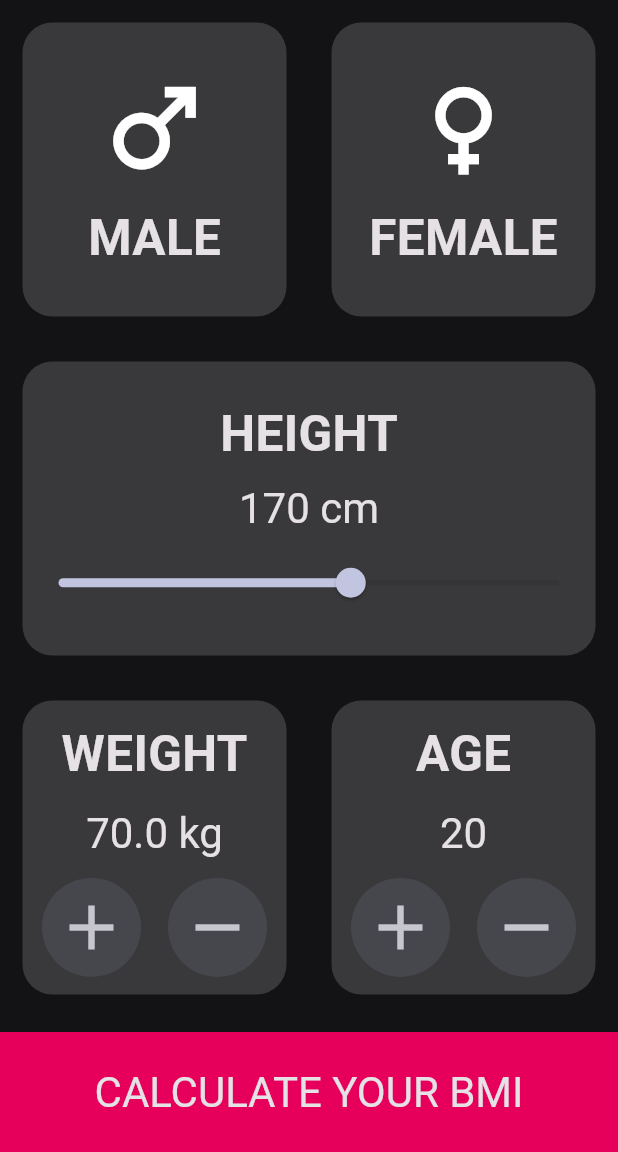
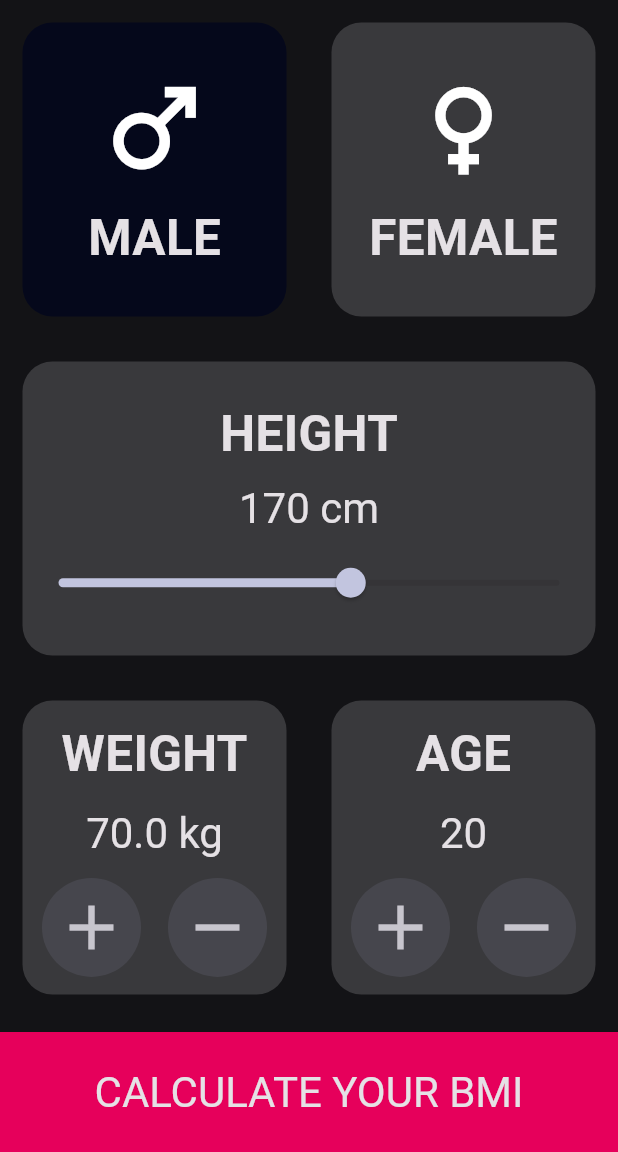
Before and after one commit to SergiuDornea/BMI-calculator, a Flutter app: the screen it shows after launch, after a tap on "MALE", on a phone screen of 412 x 824 dp, the part 84-1236 px from its top. Run offline on Flutter 3.47's test engine with Material 3 defaults, Android fonts, the phone set to English and light mode, and no system bars; our stand-ins replace google_fonts; Roboto replaces fonts that are missing (Abel, Aboreto).

Commit message:
select gender

```diff
--- a/lib/input_page.dart
+++ b/lib/input_page.dart
@@ -17,6 +17,15 @@ class _InputPageState extends State<InputPage> {
   double height = 170;
   double weight = 70;
   int age = 20;
+  bool selectedMale = true;
+
+  Color updateColor(bool selectedGender) {
+    if (selectedGender == selectedMale) {
+      return Theme.of(context).colorScheme.primaryContainer;
+    } else {
+      return Theme.of(context).colorScheme.surfaceBright;
+    }
+  }
 
   @override
   Widget build(BuildContext context) {
@@ -32,8 +41,13 @@ class _InputPageState extends State<InputPage> {
               children: [
                 Expanded(
                   child: GestureDetector(
-                    onTap: () {},
-                    child: const MyContainer(
+                    onTap: () {
+                      setState(() {
+                        selectedMale = true;
+                      });
+                    },
+                    child: MyContainer(
+                      color: updateColor(true),
                       childWidget:
                           GenderChild(iconData: Icons.male, label: 'MALE'),
                     ),
@@ -41,8 +55,13 @@ class _InputPageState extends State<InputPage> {
                 ),
                 Expanded(
                     child: GestureDetector(
-                  onTap: () {},
-                  child: const MyContainer(
+                  onTap: () {
+                    setState(() {
+                      selectedMale = false;
+                    });
+                  },
+                  child: MyContainer(
+                    color: updateColor(false),
                     childWidget:
                         GenderChild(iconData: Icons.female, label: 'FEMALE'),
                   ),
```
